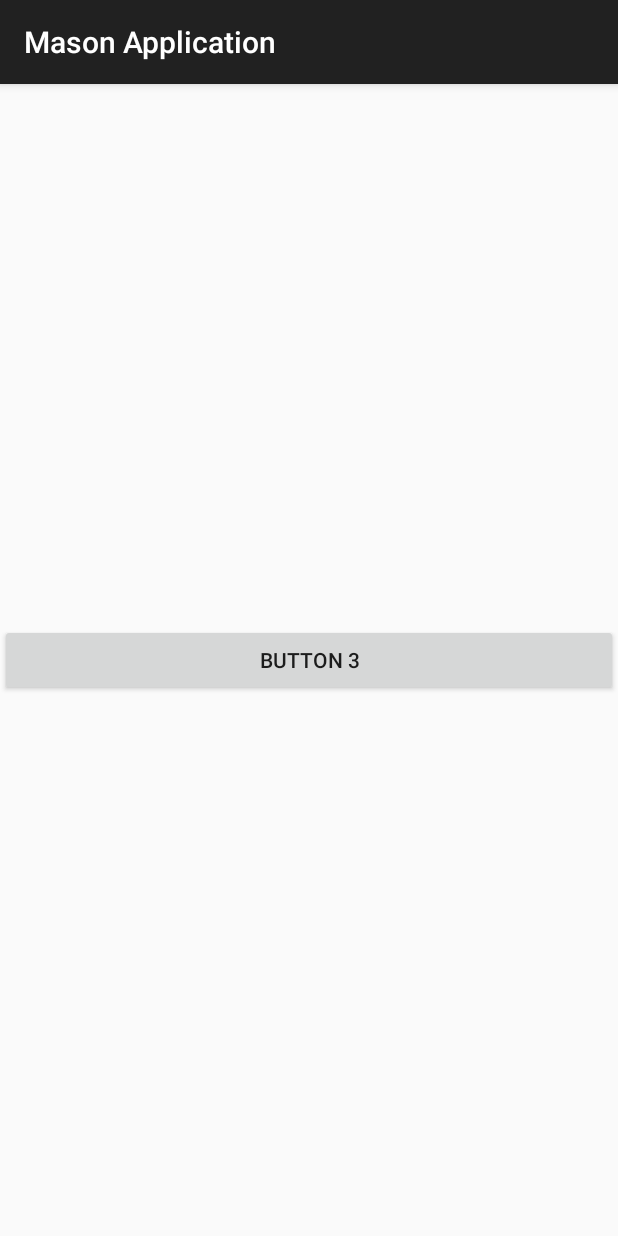
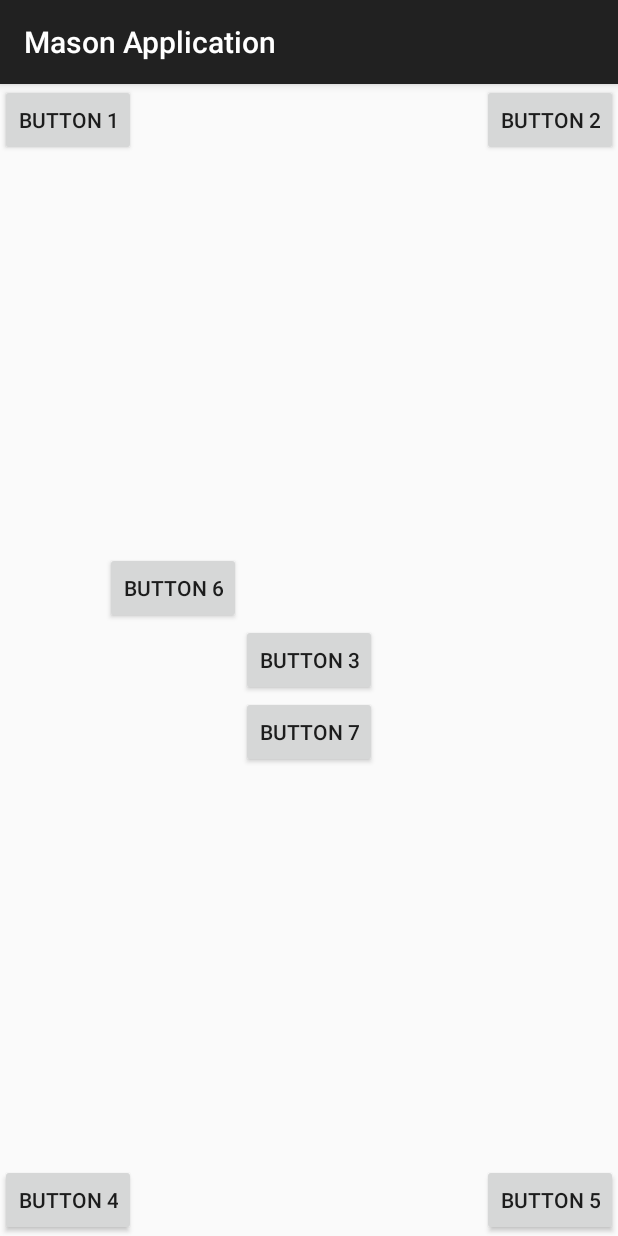
Before and after one commit to majiajun1/RouteToAndroid, an Android app: the ThirdActivity screen opened directly, with no data from a screen before it, on a phone screen of 412 x 824 dp. Run offline under Robolectric (Android 15) with nearby library versions, the phone set to English and light mode, and no system bars.

Commit message:
202512121159

```diff
--- a/app/src/main/java/com/example/myapplication/SecondActivity.java
+++ b/app/src/main/java/com/example/myapplication/SecondActivity.java
@@ -39,11 +39,9 @@ public class SecondActivity extends AppCompatActivity {
                     startActivity(intent);
                 }
         );
-        binding2.button3.setOnClickListener( v -> {
-                    Intent intent = new Intent(Intent.ACTION_VIEW);
-                    Uri uri = Uri.parse("tel:10086");
-                    intent.setData(uri);
-                    startActivity(intent);
+        binding2.ButtonToThird.setOnClickListener( v -> {
+            Intent intent=new Intent(SecondActivity.this,ThirdActivity.class);
+            startActivity(intent);
 
         });
 
@@ -61,6 +59,13 @@ public class SecondActivity extends AppCompatActivity {
                                 public void onClick(DialogInterface dialog, int which) {
                                     // 点击OK后的逻辑（可自行补充）
                                     dialog.dismiss(); // 手动关闭对话框（可选，点击按钮默认会关闭）
+                                    int visibility = binding2.progressBar.getVisibility();
+                                    if (visibility == View.VISIBLE) {
+                                        binding2.progressBar.setVisibility(View.GONE);
+                                    } else {
+                                        binding2.progressBar.setVisibility(View.VISIBLE);
+                                    }
+
                                 }
                             })
                             // 设置取消按钮（Cancel）
@@ -74,12 +79,6 @@ public class SecondActivity extends AppCompatActivity {
                             .show(); // 显示对话框
 
 
-                        int visibility = binding2.progressBar.getVisibility();
-                        if (visibility == View.VISIBLE) {
-                            binding2.progressBar.setVisibility(View.GONE);
-                        } else {
-                            binding2.progressBar.setVisibility(View.VISIBLE);
-                        }
 
                 }
         );
--- a/app/src/main/res/layout/activity_main2.xml
+++ b/app/src/main/res/layout/activity_main2.xml
@@ -12,6 +12,7 @@
         android:id="@+id/button2"
         android:layout_width="match_parent"
         android:layout_height="wrap_content"
+        android:layout_gravity="center_vertical"
         android:text="Button 2"
         />
     <Button
@@ -48,5 +49,14 @@
         android:layout_height="wrap_content"
         android:id="@+id/testProgressHorizonBar"
         android:text="test Progress Horizon Bar"
+
         />
+
+    <Button
+        android:layout_width="match_parent"
+        android:layout_height="wrap_content"
+        android:id="@+id/Button_To_Third"
+        android:text="To third Activity"
+        />
+
 </LinearLayout>
--- a/app/src/main/res/layout/activity_third.xml
+++ b/app/src/main/res/layout/activity_third.xml
@@ -1,16 +1,57 @@
 <?xml version="1.0" encoding="utf-8"?>
-<LinearLayout xmlns:android="http://schemas.android.com/apk/res/android"
+<RelativeLayout xmlns:android="http://schemas.android.com/apk/res/android"
 
     android:id="@+id/main"
     android:layout_width="match_parent"
-    android:layout_height="match_parent"
+    android:layout_height="match_parent">
 
-    android:gravity="center"
-    android:orientation="vertical">
+    <Button android:id="@+id/button1"
+    android:layout_width="wrap_content"
+        android:layout_height="wrap_content"
+        android:layout_alignParentLeft="true"
+        android:layout_alignParentTop="true"
+        android:text="Button 1" />
+    <Button
+        android:id="@+id/button2"
+        android:layout_width="wrap_content"
+        android:layout_height="wrap_content"
+        android:layout_alignParentRight="true"
+        android:layout_alignParentTop="true"
+        android:text="Button 2" />
+    <Button
+        android:id="@+id/button3"
+        android:layout_width="wrap_content"
+        android:layout_height="wrap_content"
+        android:layout_centerInParent="true"
+        android:text="Button 3" />
+    <Button
+        android:id="@+id/button4"
+        android:layout_width="wrap_content"
+        android:layout_height="wrap_content"
+        android:layout_alignParentBottom="true"
+        android:layout_alignParentLeft="true"
+        android:text="Button 4" />
+    <Button
+        android:id="@+id/button5"
+        android:layout_width="wrap_content"
+        android:layout_height="wrap_content"
+        android:layout_alignParentBottom="true"
+        android:layout_alignParentRight="true"
+        android:text="Button 5" />
 
     <Button
-        android:id="@+id/button3" android:layout_width="match_parent" android:layout_height="wrap_content" android:text="Button 3"
-        />
+        android:id="@+id/button6"
+        android:layout_width="wrap_content"
+        android:layout_height="wrap_content"
+        android:layout_above="@+id/button3"
+        android:layout_toLeftOf="@+id/button3"
+        android:text="Button 6"/>
+    <Button
+        android:id="@+id/button7"
+        android:layout_width="wrap_content"
+        android:layout_height="wrap_content"
+        android:layout_alignRight="@+id/button3"
+        android:layout_below="@+id/button3"
+        android:text="Button 7"/>
 
-
-</LinearLayout>
+</RelativeLayout>
```
Also changed, not shown: 1 other file.
